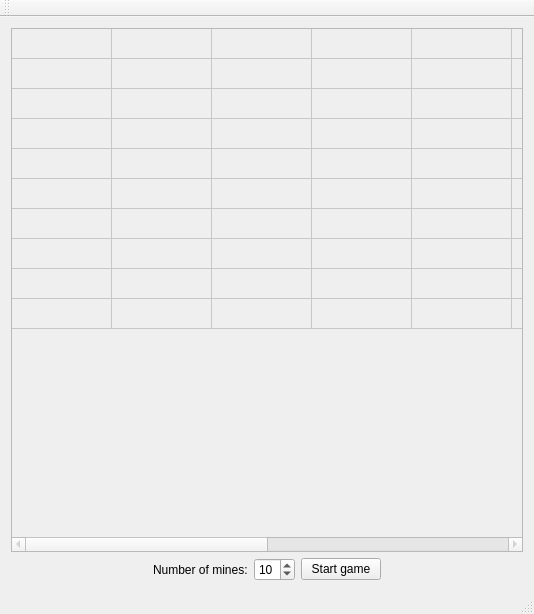
Before: the Qt Designer form mines.ui in pavolmarak/minesweeper, drawn with Qt 5.
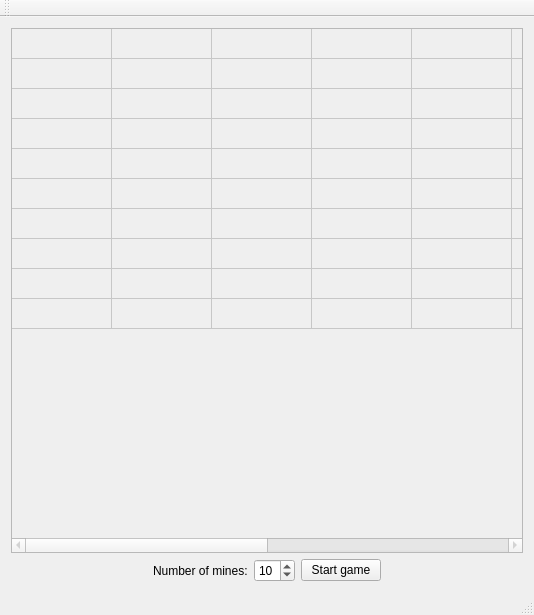
After: the same form once the commit is applied. Custom widgets are drawn as their Qt base class.

```diff
--- a/mines.ui
+++ b/mines.ui
@@ -7,7 +7,7 @@
     <x>0</x>
     <y>0</y>
     <width>534</width>
-    <height>614</height>
+    <height>615</height>
    </rect>
   </property>
   <property name="sizePolicy">
```
Left out of the diff: 2 changed lines with no effect on the pictures.
